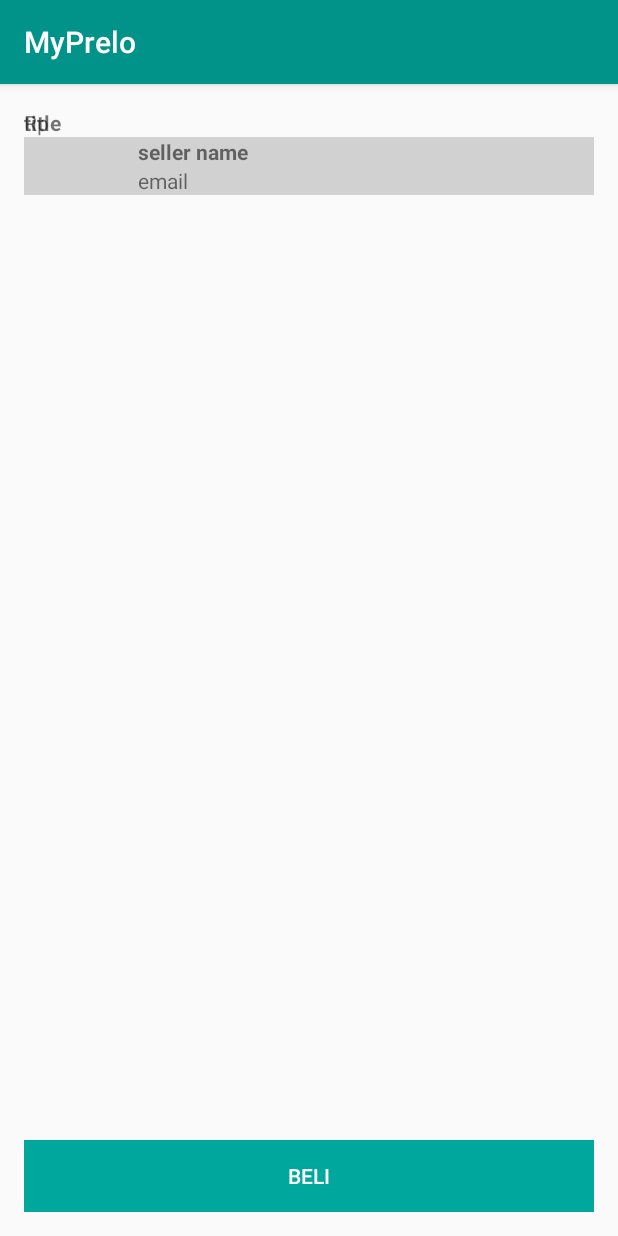
After one commit to luffi13/MyPreloProject, an Android app: the DetailItem screen opened directly, with no data from a screen before it, on a phone screen of 412 x 824 dp. The commit adds this screen. Run offline under Robolectric (Android 15) with nearby library versions, the phone set to English and light mode, and no system bars; our stand-ins replace CircleImageView; pictures from the network do not load.

Commit message:
add detail item activity

```diff
--- a/app/src/main/AndroidManifest.xml
+++ b/app/src/main/AndroidManifest.xml
@@ -20,7 +20,8 @@
                 <category android:name="android.intent.category.LAUNCHER" />
             </intent-filter>
         </activity>
-        <activity android:name=".activity.ProfileActivity"></activity>
+        <activity android:name=".activity.ProfileActivity" />
+        <activity android:name=".activity.DetailItem"></activity>
     </application>
 
 </manifest>
--- /dev/null
+++ b/app/src/main/java/id/co/myprelo/myprelo/activity/DetailItem.java
@@ -0,0 +1,99 @@
+package id.co.myprelo.myprelo.activity;
+
+import android.support.v7.app.AppCompatActivity;
+import android.os.Bundle;
+import android.util.Log;
+import android.widget.ImageView;
+import android.widget.TextView;
+import android.widget.Toast;
+
+import com.bumptech.glide.Glide;
+import com.google.gson.Gson;
+import com.google.gson.JsonElement;
+import com.google.gson.JsonObject;
+import com.google.gson.reflect.TypeToken;
+
+import java.util.ArrayList;
+import java.util.HashMap;
+
+import de.hdodenhof.circleimageview.CircleImageView;
+import id.co.myprelo.myprelo.R;
+import id.co.myprelo.myprelo.model.Detail;
+import id.co.myprelo.myprelo.model.Item;
+import id.co.myprelo.myprelo.services.ApiController;
+import retrofit2.Call;
+import retrofit2.Callback;
+import retrofit2.Response;
+
+public class DetailItem extends AppCompatActivity {
+
+    ImageView itemImage;
+    TextView itemName, itemPrice, sellerName, sellerEmail;
+    CircleImageView sellerImage;
+
+
+    @Override
+    protected void onCreate(Bundle savedInstanceState) {
+        super.onCreate(savedInstanceState);
+        setContentView(R.layout.activity_detail_item);
+
+        String id = getIntent().getStringExtra("id");
+
+        itemImage = (ImageView)findViewById(R.id.item_image);
+        itemName  = (TextView)findViewById(R.id.item_name_tv);
+        itemPrice  = (TextView)findViewById(R.id.item_price_tv);
+        sellerName  = (TextView)findViewById(R.id.seller_name);
+        sellerEmail  = (TextView)findViewById(R.id.seller_email);
+        sellerImage = (CircleImageView)findViewById(R.id.image_seller);
+
+        callDetailApi(id);
+    }
+
+    private void callDetailApi(String id){
+        ApiController apiController = new ApiController();
+
+        Call<Detail> callLoginService = apiController.getServicesRequest().getDetailItem(id);
+        callLoginService.enqueue(new Callback<Detail>() {
+            @Override
+            public void onResponse(Call<Detail> call, Response<Detail> response) {
+                Detail detail = response.body();
+                Glide.with(DetailItem.this).load(detail.getDisplay_picts()[0]).into(itemImage);
+                Glide.with(DetailItem.this).load(detail.getSeller().getPict()).into(sellerImage);
+
+                itemName.setText(detail.getName());
+                itemPrice.setText(detail.getPrice());
+
+                sellerName.setText(detail.getSeller().getUsername());
+                sellerEmail.setText(detail.getSeller().getEmail());
+            }
+
+            @Override
+            public void onFailure(Call<Detail> call, Throwable t) {
+
+            }
+        });
+    }
+
+//    private void callCheckout(String id){
+//
+//        HashMap<String,String> cart = new HashMap<>();
+//        cart.put("product_id",id);
+//        Gson gson = new Gson();
+//
+//        String json = gson.toJson(cart);
+//
+//        HashMap<String,String> shipping = new HashMap<>();
+//        shipping.put("address",);
+//        shipping.put("province_id",);
+//        shipping.put("region_id",);
+//        shipping.put("subdistrict_id",);
+//        shipping.put("postal_code",);
+//        shipping.put("recipient_name",);
+//        shipping.put("recipient_phone",);
+//
+//        String json2
+//
+//    }
+
+
+}
--- a/app/src/main/java/id/co/myprelo/myprelo/services/ServicesRequest.java
+++ b/app/src/main/java/id/co/myprelo/myprelo/services/ServicesRequest.java
@@ -4,11 +4,15 @@ import com.google.gson.JsonElement;
 
 import java.util.HashMap;
 
+import id.co.myprelo.myprelo.model.Detail;
 import retrofit2.Call;
 import retrofit2.http.Body;
+import retrofit2.http.Field;
+import retrofit2.http.FormUrlEncoded;
 import retrofit2.http.GET;
 import retrofit2.http.Header;
 import retrofit2.http.POST;
+import retrofit2.http.Path;
 
 /**
  * Created by Luffi Aditya Sandy on 18/04/2017.
@@ -21,9 +25,17 @@ public interface ServicesRequest {
     @POST("auth/login")
     Call<JsonElement> attemptLogin(@Body HashMap<String, Object> requestData);
 
+    @FormUrlEncoded
+    @POST("cart/checkout")
+    Call<JsonElement> attemptLogin(@Header("Authorization") String token, @Field("cart_products") String jsonCart, @Field("shipping_address") String jsonShipping,
+                                   @Field("payment_method") String paymentMethod);
+
     //call lovelist appi
     @GET("me/lovelist")
     Call<JsonElement> getLoveList(@Header("Authorization") String token);
 
+    @GET("product/{param}")
+    Call<Detail> getDetailItem(@Path("param") String id);
+
 
 }
--- /dev/null
+++ b/app/src/main/res/layout/activity_detail_item.xml
@@ -0,0 +1,78 @@
+<?xml version="1.0" encoding="utf-8"?>
+<RelativeLayout xmlns:android="http://schemas.android.com/apk/res/android"
+    xmlns:tools="http://schemas.android.com/tools"
+    android:id="@+id/activity_detail_item"
+    android:layout_width="match_parent"
+    android:layout_height="match_parent"
+    android:paddingBottom="@dimen/activity_vertical_margin"
+    android:paddingLeft="@dimen/activity_horizontal_margin"
+    android:paddingRight="@dimen/activity_horizontal_margin"
+    android:paddingTop="@dimen/activity_vertical_margin"
+    tools:context="id.co.myprelo.myprelo.activity.DetailItem">
+
+    <ImageView
+        android:id="@+id/item_image"
+        android:layout_width="match_parent"
+        android:layout_height="wrap_content" />
+
+    <TextView
+        android:id="@+id/item_name_tv"
+        android:text="title"
+        android:layout_below="@+id/item_image"
+        android:layout_width="match_parent"
+        android:layout_height="wrap_content"
+        android:textStyle="bold"
+         />
+
+    <TextView
+        android:id="@+id/item_price_tv"
+        android:text="Rp "
+        android:layout_below="@+id/item_title_tv"
+        android:layout_width="wrap_content"
+        android:layout_height="wrap_content" />
+
+    <LinearLayout
+        android:id="@+id/detail_seller_layout"
+        android:layout_below="@+id/item_price_tv"
+        android:layout_width="match_parent"
+        android:layout_height="wrap_content"
+        android:background="#d1d1d1"
+        android:orientation="horizontal">
+        <de.hdodenhof.circleimageview.CircleImageView
+            android:id="@+id/image_seller"
+            android:layout_width="0dp"
+            android:layout_weight="1"
+            android:layout_height="match_parent" />
+        <LinearLayout
+            android:layout_width="0dp"
+            android:layout_weight="4"
+            android:layout_height="wrap_content"
+            android:orientation="vertical">
+            <TextView
+                android:id="@+id/seller_name"
+                android:text="seller name"
+                android:textStyle="bold"
+                android:layout_width="match_parent"
+                android:layout_height="wrap_content"
+                />
+            <TextView
+                android:id="@+id/seller_email"
+                android:text="email"
+                android:layout_width="match_parent"
+                android:layout_height="wrap_content" />
+
+        </LinearLayout>
+
+    </LinearLayout>
+
+
+    <Button
+        android:id="@+id/beli_btn"
+        android:text="BELI"
+        android:textColor="@android:color/white"
+        android:layout_alignParentBottom="true"
+        android:background="@color/colorAccent"
+        android:layout_width="match_parent"
+        android:layout_height="wrap_content" />
+
+</RelativeLayout>
```
Also changed, not shown: app/src/main/java/id/co/myprelo/myprelo/adapter/RecyclerListAdapter.java (+12 -1 lines), app/src/main/java/id/co/myprelo/myprelo/model/Detail.java (added, +59 -0 lines), app/src/main/java/id/co/myprelo/myprelo/model/Item.java (+11 -0 lines), app/src/main/java/id/co/myprelo/myprelo/model/Seller.java (added, +42 -0 lines).
